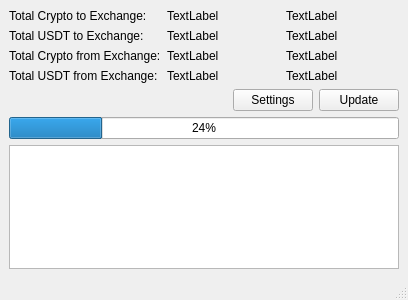
Before: the Qt Designer form mainwindow.ui in QTinman/whalealert, drawn with Qt 5.
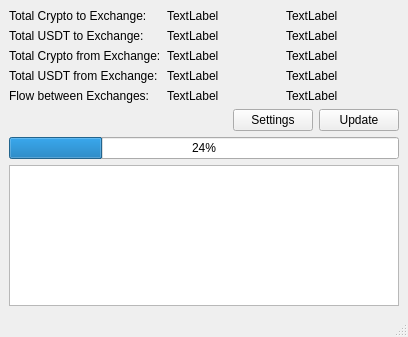
After: the same form once the commit is applied. Icons and pictures are not drawn.

Commit message: Flow between Exchanges added.

```diff
--- a/mainwindow.ui
+++ b/mainwindow.ui
@@ -7,7 +7,7 @@
     <x>0</x>
     <y>0</y>
     <width>408</width>
-    <height>300</height>
+    <height>337</height>
    </rect>
   </property>
   <property name="windowTitle">
@@ -22,7 +22,7 @@
     <item row="0" column="0">
      <layout class="QHBoxLayout" name="horizontalLayout">
       <item>
-       <layout class="QVBoxLayout" name="verticalLayout_3">
+       <layout class="QVBoxLayout" name="verticalLayout">
         <item>
          <widget class="QLabel" name="label_5">
           <property name="text">
@@ -51,6 +51,13 @@
           </property>
          </widget>
         </item>
+        <item>
+         <widget class="QLabel" name="label_4">
+          <property name="text">
+           <string>Flow between Exchanges:</string>
+          </property>
+         </widget>
+        </item>
        </layout>
       </item>
       <item>
@@ -83,10 +90,17 @@
           </property>
          </widget>
         </item>
+        <item>
+         <widget class="QLabel" name="flow_between">
+          <property name="text">
+           <string>TextLabel</string>
+          </property>
+         </widget>
+        </item>
        </layout>
       </item>
       <item>
-       <layout class="QVBoxLayout" name="verticalLayout">
+       <layout class="QVBoxLayout" name="verticalLayout_3">
         <item>
          <widget class="QLabel" name="alert1">
           <property name="text">
@@ -115,6 +129,13 @@
           </property>
          </widget>
         </item>
+        <item>
+         <widget class="QLabel" name="alert5">
+          <property name="text">
+           <string>TextLabel</string>
+          </property>
+         </widget>
+        </item>
        </layout>
       </item>
      </layout>
```
Left out of the diff: 6 changed lines with no effect on the pictures. The commit also changes 1 other file.
